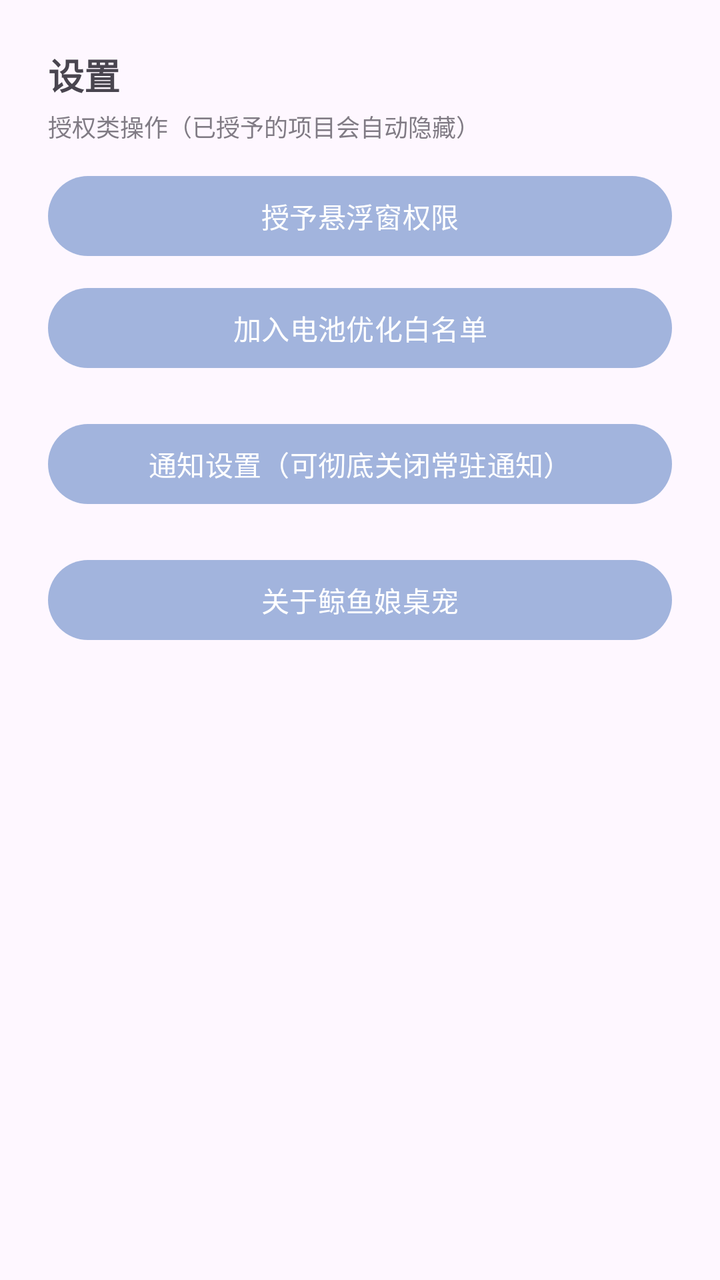
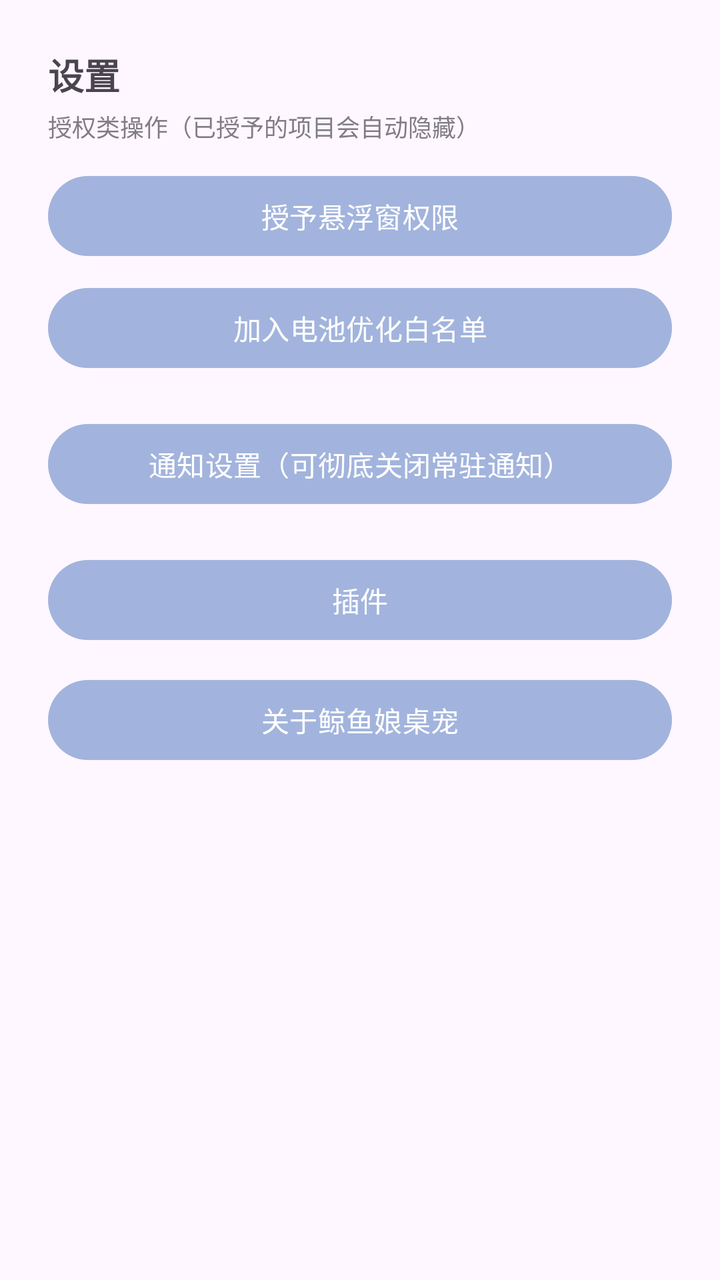

Two renders of the same Android screen: before a commit and after it. Below are the layout's source before the change and the commit's diff.
<!-- AndroidManifest.xml: application theme Theme.WhalePet -->
<!-- res/layout/page_settings.xml -->
<?xml version="1.0" encoding="utf-8"?>
<ScrollView xmlns:android="http://schemas.android.com/apk/res/android"
    android:layout_width="match_parent"
    android:layout_height="match_parent"
    android:fillViewport="true">

    <LinearLayout
        android:layout_width="match_parent"
        android:layout_height="wrap_content"
        android:orientation="vertical"
        android:padding="24dp">

        <TextView
            android:layout_width="wrap_content"
            android:layout_height="wrap_content"
            android:text="@string/settings_title"
            android:textSize="18sp"
            android:textStyle="bold" />

        <TextView
            android:layout_width="match_parent"
            android:layout_height="wrap_content"
            android:layout_marginTop="4dp"
            android:alpha="0.7"
            android:text="@string/settings_perm_hint"
            android:textSize="12sp" />

        
        <Button
            android:id="@+id/btn_overlay"
            android:layout_width="match_parent"
            android:layout_height="wrap_content"
            android:layout_marginTop="12dp"
            android:text="@string/grant_overlay" />

        
        <Button
            android:id="@+id/btn_battery"
            android:layout_width="match_parent"
            android:layout_height="wrap_content"
            android:layout_marginTop="8dp"
            android:text="@string/battery_whitelist" />

        
        <Button
            android:id="@+id/btn_notif_settings"
            android:layout_width="match_parent"
            android:layout_height="wrap_content"
            android:layout_marginTop="20dp"
            android:text="@string/notif_settings" />

        
        <Button
            android:id="@+id/btn_about"
            android:layout_width="match_parent"
            android:layout_height="wrap_content"
            android:layout_marginTop="20dp"
            android:text="@string/about_entry" />
    </LinearLayout>
</ScrollView>
<!-- resources referenced by this layout -->
<resources>
  <string name="about_entry">关于鲸鱼娘桌宠</string>
  <string name="battery_whitelist">加入电池优化白名单</string>
  <string name="grant_overlay">授予悬浮窗权限</string>
  <string name="notif_settings">通知设置（可彻底关闭常驻通知）</string>
  <string name="settings_perm_hint">授权类操作（已授予的项目会自动隐藏）</string>
  <string name="settings_title">设置</string>
  <style name="Theme.WhalePet" parent="Theme.Material3.DayNight.NoActionBar">
          
          <item name="colorPrimary">#A2B4DD</item>
          <item name="colorOnPrimary">#FFFFFF</item>
          <item name="colorPrimaryContainer">#D6DEF2</item>
          <item name="colorOnPrimaryContainer">#22315E</item>
          <item name="android:statusBarColor">@android:color/transparent</item>
      </style>
</resources>

<!-- the commit's change to res/layout/page_settings.xml (unified diff, before → after) -->
@@ -51,10 +51,18 @@
 
         
         <Button
+            android:id="@+id/btn_plugins"
+            android:layout_width="match_parent"
+            android:layout_height="wrap_content"
+            android:layout_marginTop="20dp"
+            android:text="@string/plugins_entry" />
+
+        
+        <Button
             android:id="@+id/btn_about"
             android:layout_width="match_parent"
             android:layout_height="wrap_content"
-            android:layout_marginTop="20dp"
+            android:layout_marginTop="12dp"
             android:text="@string/about_entry" />
     </LinearLayout>
 </ScrollView>
<!-- resource entries referenced after the edit -->
@@ -4,6 +4,7 @@
   <string name="battery_whitelist">加入电池优化白名单</string>
   <string name="grant_overlay">授予悬浮窗权限</string>
   <string name="notif_settings">通知设置（可彻底关闭常驻通知）</string>
+  <string name="plugins_entry">插件</string>
   <string name="settings_perm_hint">授权类操作（已授予的项目会自动隐藏）</string>
   <string name="settings_title">设置</string>
   <style name="Theme.WhalePet" parent="Theme.Material3.DayNight.NoActionBar">
